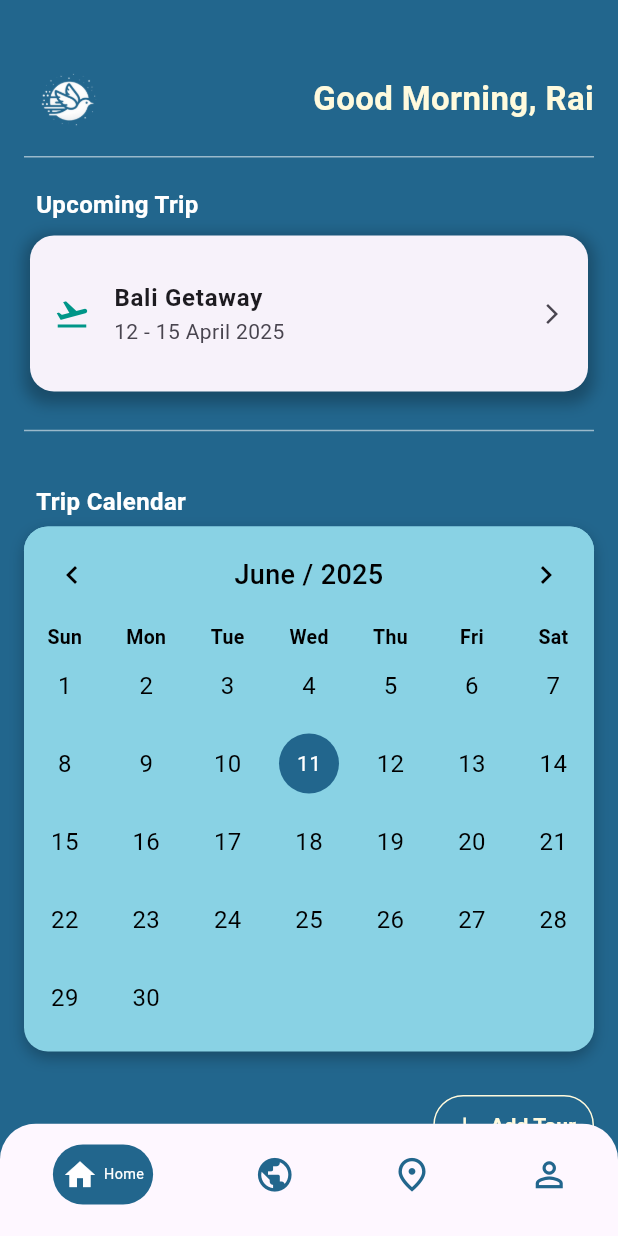
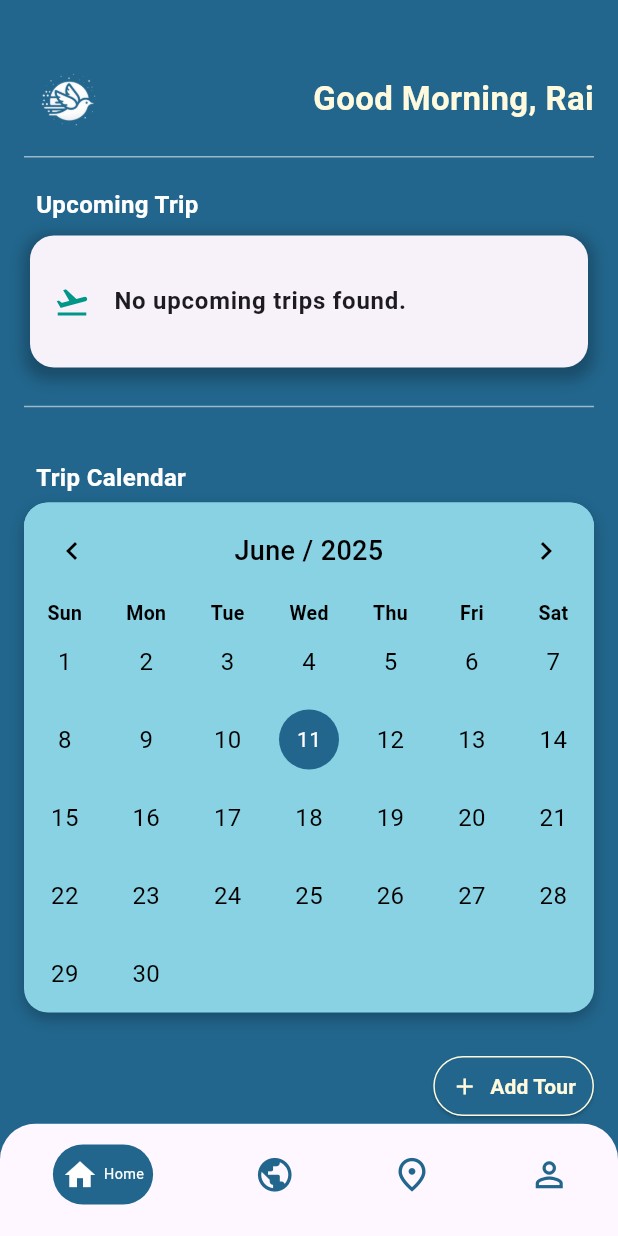
Before and after one commit to raiardia/Travel-Planner, a Flutter app: the HomePage screen opened by its route, on a phone screen of 412 x 824 dp. Run offline on Flutter 3.47's test engine with Material 3 defaults, Android fonts, the light colour scheme and no system bars; drawn by our look-alikes of table_calendar; our stand-ins replace google_fonts, image_picker.

Commit message:
Perbarui tampilan Upcoming Trip sesuai dengan list trip waktu terdekat

```diff
--- a/Travel_Planner-main/lib/home.dart
+++ b/Travel_Planner-main/lib/home.dart
@@ -48,8 +48,6 @@ class _HomePageState extends State<HomePage> {
       _selectedIndex = index;
     });
   }
-
-  List<Map<String, dynamic>> tripList = [];
 
   @override
   Widget build(BuildContext context) {
@@ -179,6 +177,18 @@ class _HomeContentState extends State<HomeContent> {
   }
 
   Widget _buildUpcomingTripCard() {
+    final now = DateTime.now();
+    final upcomingTrips =
+        tripList.where((trip) => trip.dateRange.start.isAfter(now)).toList();
+
+    // Sort berdasarkan tanggal paling awal
+    upcomingTrips.sort(
+      (a, b) => a.dateRange.start.compareTo(b.dateRange.start),
+    );
+
+    final bool hasUpcoming = upcomingTrips.isNotEmpty;
+    final nearestTrip = hasUpcoming ? upcomingTrips.first : null;
+
     return Column(
       crossAxisAlignment: CrossAxisAlignment.start,
       children: [
@@ -212,15 +222,34 @@ class _HomeContentState extends State<HomeContent> {
             child: ListTile(
               contentPadding: const EdgeInsets.all(16),
               leading: const Icon(Icons.flight_takeoff, color: Colors.teal),
-              title: const Text(
-                "Bali Getaway",
-                style: TextStyle(fontWeight: FontWeight.w600),
+              title: Text(
+                hasUpcoming
+                    ? nearestTrip!.location
+                    : "No upcoming trips found.",
+                style: const TextStyle(fontWeight: FontWeight.w600),
               ),
-              subtitle: const Text("12 - 15 April 2025"),
-              trailing: const Icon(Icons.arrow_forward_ios, size: 16),
-              onTap: () {
-                // Bisa arahkan ke detail trip jika dibutuhkan
-              },
+              subtitle:
+                  hasUpcoming
+                      ? Text(
+                        DateFormat(
+                              'd MMMM y',
+                            ).format(nearestTrip!.dateRange.start) +
+                            ' - ' +
+                            DateFormat(
+                              'd MMMM y',
+                            ).format(nearestTrip.dateRange.end),
+                      )
+                      : null,
+              trailing:
+                  hasUpcoming
+                      ? const Icon(Icons.arrow_forward_ios, size: 16)
+                      : null,
+              onTap:
+                  hasUpcoming
+                      ? () {
+                        // Arahkan ke detail trip jika tersedia
+                      }
+                      : null,
             ),
           ),
         ),
@@ -244,7 +273,6 @@ class _HomeContentState extends State<HomeContent> {
           ),
         ),
         SizedBox(
-          height: 350,
           child: Container(
             decoration: BoxDecoration(
               color: const Color(0xFF89D2E4),
```
